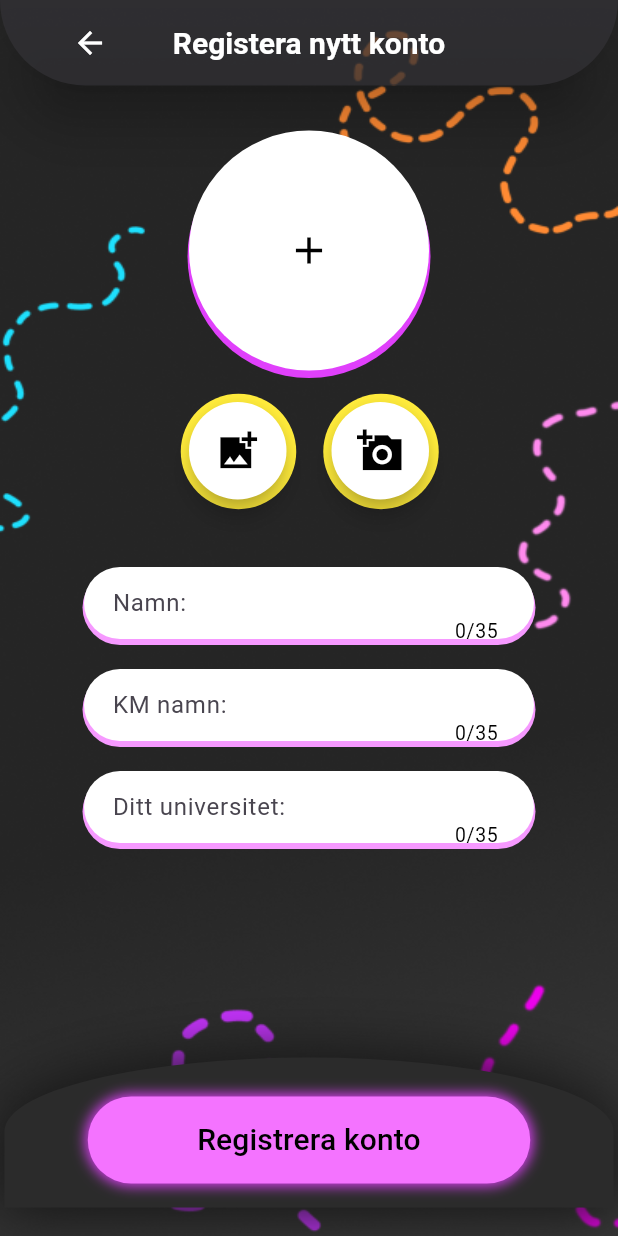
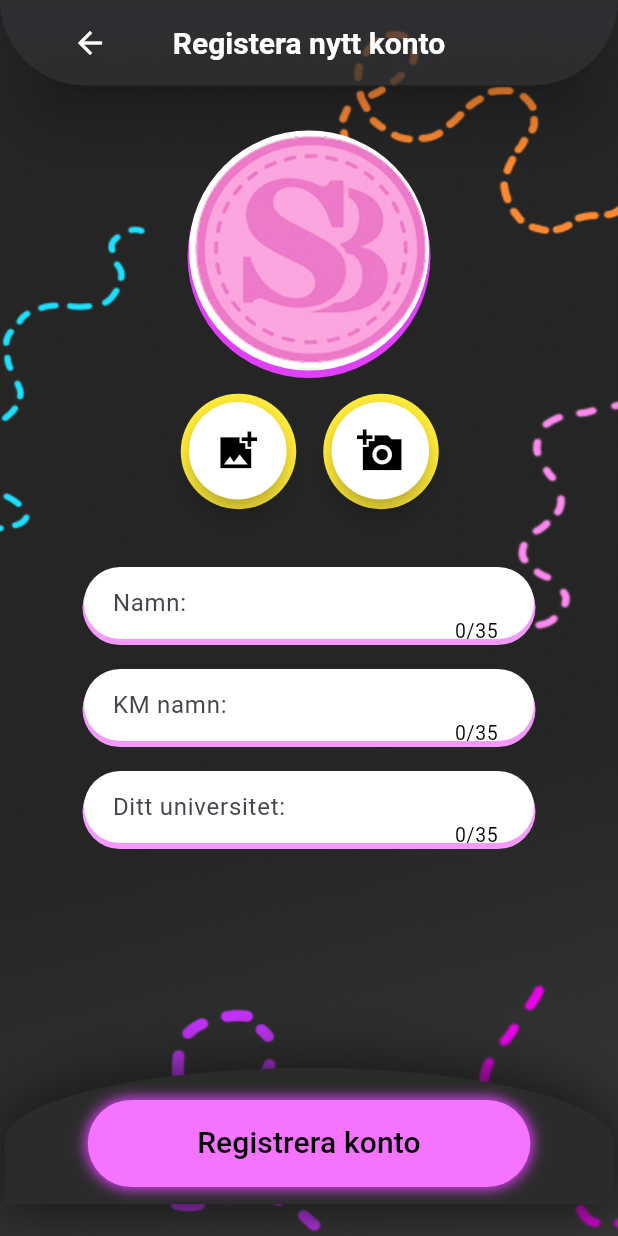
Before and after one commit to ro02in/patch-app, a Flutter app: the RegisterPage screen opened directly, on a phone screen of 412 x 824 dp. Run offline on Flutter 3.47's test engine with Material 3 defaults, Android fonts, the phone set to English and light mode, and no system bars; our stand-ins replace flutter_switch, google_sign_in, image_picker; Roboto replaces fonts that are missing (InknutAntiqua).

Commit message:
27 maj 15: 28 Fixade card-effekter för knappar längst ner på: PatchAddedSuccessfully och RegisterPage. Fixad Placeholderimage på RegisterPage.

```diff
--- a/patchApp/FrontEnd/patchappflutter/lib/register_page.dart
+++ b/patchApp/FrontEnd/patchappflutter/lib/register_page.dart
@@ -95,11 +95,12 @@ class _RegisterPageState extends State<RegisterPage> {
                         )
                       ]
                   ),
-                  child: CircleAvatar( //LÄGGA TILL PROFILBILD REGISTRERA ANVÄNDARE
+                  child: CircleAvatar( //LÄGG TILL PROFILBILD
                     radius: 80,
                     backgroundColor: Colors.white,
-                      child: Icon(Icons.add, color: Colors.black, size: 30),
-                      foregroundImage: _selectedImage != null ? FileImage(_selectedImage!) : null //Kodrad Källhänvisning: youtu.be/qYCsxvbPDC8?si=QmZC_OoY8unh9ZRS, 'Flutter Image Picker & Cropper From Camera & Gallery | Learn Flutter Fast', av kanalen Marcus Ng, publicerad 11 november 2022, hämtad 19 maj 2025.
+                    foregroundImage: _selectedImage != null ? FileImage(_selectedImage!) : AssetImage('assets/sbpinklogo.png'),
+                    child: _selectedImage == null
+                        ? Icon(Icons.add, color: Colors.black, size: 30) : null,
                   ),
                 ),
 
@@ -440,17 +441,18 @@ class _RegisterPageState extends State<RegisterPage> {
                 ],
               ),
 
-              SizedBox(height: 143), //padding mellan input-fields och de 2 knapparna
+              //SizedBox(height: 201), //padding mellan input-fields och de 2 knapparna
 
               //KNAPP 2
               Column(
                 crossAxisAlignment: CrossAxisAlignment.end,
                 children: [
+                        SizedBox(height: 150),
                         Container(
                         alignment: Alignment.center,
                         padding: EdgeInsets.only(top: 10),
                         width: 406,
-                        height: 100,
+                        height: MediaQuery.of(context).size.height * 0.110,
                         decoration: BoxDecoration(
                             color: Color.fromARGB(255, 43, 43, 43),
                             borderRadius: new BorderRadius.vertical( //rundad kant container källhänvisning: 'Rounded Bottom on appbar', stackoverflow.com/questions/50242087/rounded-bottom-on-appbar av user "Rémi Rousselet" publicerad 8 maj 2018, hämtad 25 maj 2025
@@ -518,12 +520,6 @@ class _RegisterPageState extends State<RegisterPage> {
                  ),
               ),
             ),
-
-            Container(
-                width: 392,
-                height: 20,
-                color: Color.fromARGB(255, 43, 43, 43)
-            )
           ],
         ),
       );
```
Also changed, not shown: patchApp/FrontEnd/patchappflutter/lib/patch_added_successfully.dart (+13 -11 lines). Lines whose indentation alone changed are shown as unchanged.
